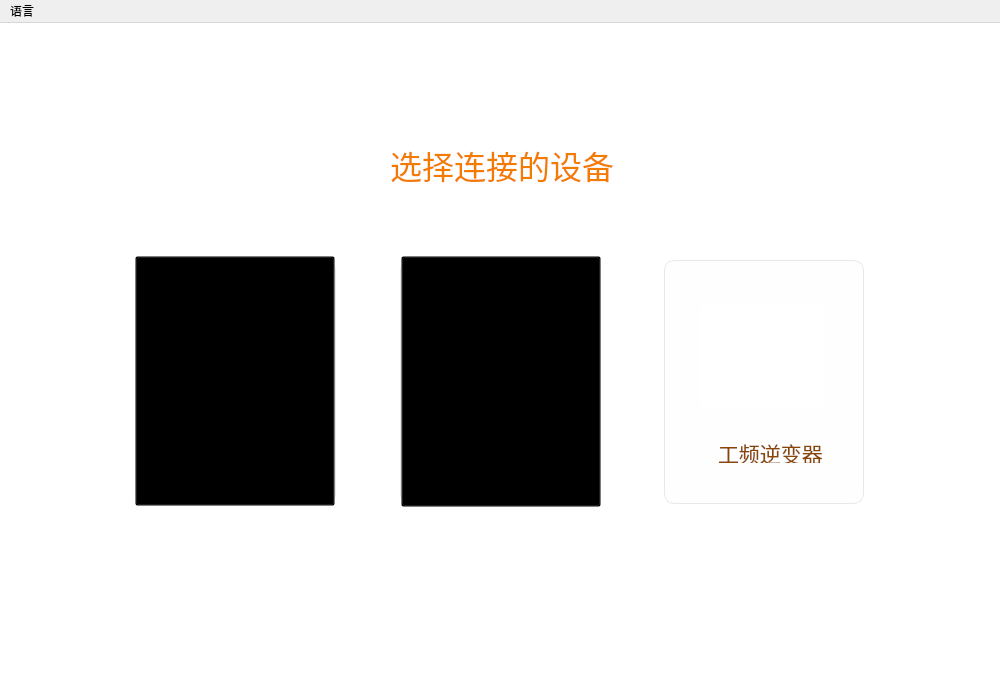
Old version of the form ui/main_meun.ui in the repository xxxy-bit/SRNE_UP.
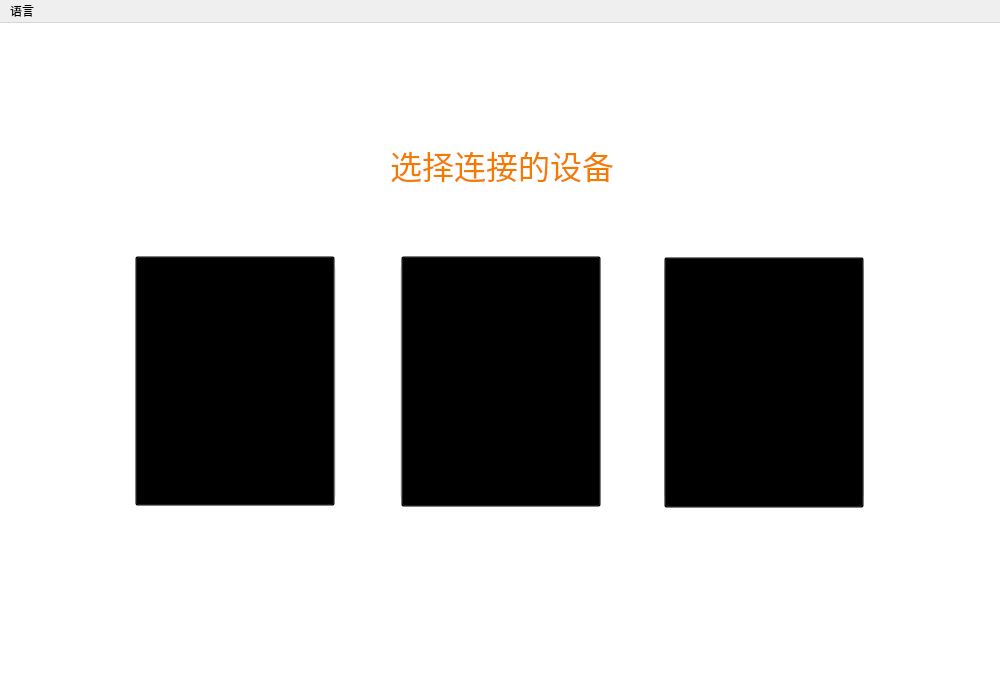
New version of the form. Icons and pictures are not drawn.

Commit message: 完成逆变器组件布局，串口开关功能

What changed in the file:
```diff
--- a/ui/main_meun.ui
+++ b/ui/main_meun.ui
@@ -311,9 +311,9 @@
    <widget class="QLabel" name="inverter_text">
     <property name="geometry">
      <rect>
-      <x>718</x>
+      <x>694</x>
       <y>419</y>
-      <width>111</width>
+      <width>151</width>
       <height>21</height>
      </rect>
     </property>
@@ -324,10 +324,9 @@
 font-family: &quot;微软雅黑&quot;;</string>
     </property>
     <property name="text">
-     <string>工频逆变器</string>
+     <string>工频离网逆变器</string>
     </property>
    </widget>
-   <zorder>InverterButton</zorder>
    <zorder>listView</zorder>
    <zorder>listView_2</zorder>
    <zorder>label</zorder>
@@ -340,8 +339,9 @@
    <zorder>bms_text</zorder>
    <zorder>listView_8</zorder>
    <zorder>inverter_text</zorder>
-   <zorder>bmsButton</zorder>
    <zorder>acchargeButton</zorder>
+   <zorder>InverterButton</zorder>
+   <zorder>bmsButton</zorder>
   </widget>
   <widget class="QMenuBar" name="menubar">
    <property name="geometry">
```
The commit also changes 15 other files.
